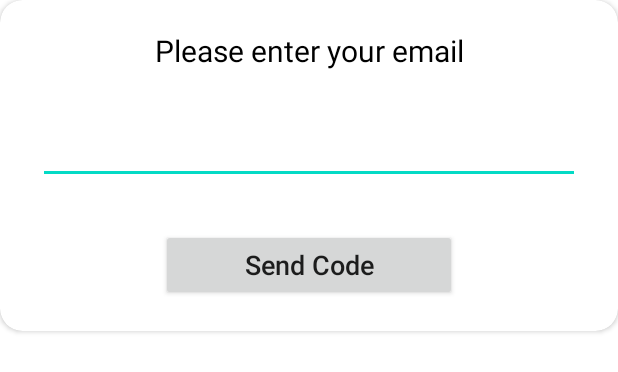
After one commit to cubby02/PROO, an Android app: the layout reset_password.xml on its own in the app's theme, with its tools: preview values and no code run, on a phone screen of 412 x 824 dp. The commit adds this screen. Shown: the top 372 px of the screen. Run offline under Robolectric (Android 15) with nearby library versions, the phone set to English and light mode, and no system bars.

Commit message:
password reset

```diff
--- a/app/src/main/java/com/cubbysulotions/proo/SplashScreen.java
+++ b/app/src/main/java/com/cubbysulotions/proo/SplashScreen.java
@@ -7,7 +7,6 @@ import android.os.Bundle;
 import android.os.Handler;
 
 import com.cubbysulotions.proo.LoginSignupScreen.WelcomeActivity;
-import com.cubbysulotions.proo.Models.Home;
 import com.google.firebase.auth.FirebaseAuth;
 import com.google.firebase.auth.FirebaseUser;
 
--- /dev/null
+++ b/app/src/main/res/layout/reset_password.xml
@@ -0,0 +1,58 @@
+<?xml version="1.0" encoding="utf-8"?>
+<androidx.cardview.widget.CardView xmlns:android="http://schemas.android.com/apk/res/android"
+    android:layout_width="match_parent"
+    android:layout_height="wrap_content"
+    xmlns:app="http://schemas.android.com/apk/res-auto"
+    android:background="@color/white"
+    app:cardCornerRadius="15dp">
+
+    <androidx.constraintlayout.widget.ConstraintLayout
+        android:layout_width="match_parent"
+        android:layout_height="match_parent"
+        android:padding="20dp">
+
+        <EditText
+            android:id="@+id/txtEmailReset"
+            android:layout_width="0dp"
+            android:layout_height="45dp"
+            android:layout_marginStart="5dp"
+            android:layout_marginTop="30dp"
+            android:layout_marginEnd="5dp"
+            android:ems="10"
+            android:includeFontPadding="true"
+            android:inputType="textEmailAddress"
+            android:padding="10dp"
+            app:layout_constraintEnd_toEndOf="parent"
+            app:layout_constraintStart_toStartOf="parent"
+            app:layout_constraintTop_toBottomOf="@+id/textView46" />
+
+
+        <TextView
+            android:id="@+id/textView46"
+            android:layout_width="match_parent"
+            android:layout_height="wrap_content"
+            android:text="Please enter your email"
+            android:textAlignment="center"
+            android:textColor="@color/black"
+            android:textSize="20sp"
+            app:layout_constraintEnd_toEndOf="parent"
+            app:layout_constraintStart_toStartOf="parent"
+            app:layout_constraintTop_toTopOf="parent" />
+
+        <androidx.appcompat.widget.AppCompatButton
+            android:id="@+id/button3"
+            android:layout_width="197dp"
+            android:layout_height="48dp"
+            android:layout_marginStart="20dp"
+            android:layout_marginTop="30dp"
+            android:layout_marginEnd="20dp"
+            android:text="Send Code"
+            android:textAllCaps="false"
+            android:textSize="18dp"
+            app:layout_constraintEnd_toEndOf="parent"
+            app:layout_constraintStart_toStartOf="parent"
+            app:layout_constraintTop_toBottomOf="@+id/txtEmailReset" />
+
+    </androidx.constraintlayout.widget.ConstraintLayout>
+
+</androidx.cardview.widget.CardView>
--- a/app/src/main/res/values/strings.xml
+++ b/app/src/main/res/values/strings.xml
@@ -8,4 +8,5 @@
     <string name="first_name">First Name</string>
     <string name="submit">Submit</string>
     <string name="login">LogIn</string>
+    <string name="u_forgot_password_u"><u>Forgot password?</u></string>
 </resources>
```
Also changed, not shown: app/src/main/java/com/cubbysulotions/proo/LoginSignupScreen/LoginFragment.java (+65 -0 lines), app/src/main/java/com/cubbysulotions/proo/Models/Home.java (deleted, +0 -31 lines), app/src/main/res/layout/fragment_login.xml (+9 -0 lines).
